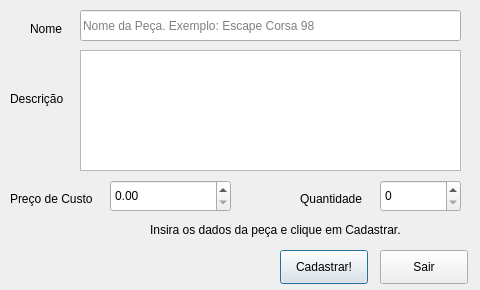
Above: Stock_Add_Part.ui from bedi1982/Oficina before the change. Below: the same form after it.
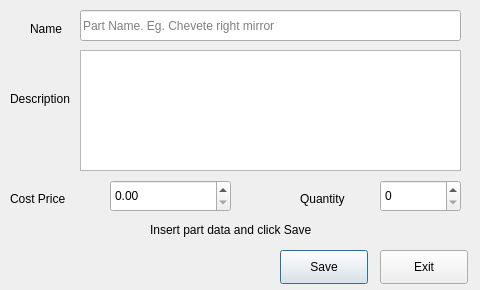
That is the form after the change.

```diff
--- a/Stock_Add_Part.ui
+++ b/Stock_Add_Part.ui
@@ -41,7 +41,7 @@
     </rect>
    </property>
    <property name="text">
-    <string>Cadastrar!</string>
+    <string>Save</string>
    </property>
   </widget>
   <widget class="QLabel" name="lbl_Emoticon">
@@ -67,7 +67,7 @@
     </rect>
    </property>
    <property name="text">
-    <string>Nome</string>
+    <string>Name</string>
    </property>
   </widget>
   <widget class="QLabel" name="lbl_Feedback">
@@ -80,7 +80,7 @@
     </rect>
    </property>
    <property name="text">
-    <string>Insira os dados da peça e clique em Cadastrar.</string>
+    <string>Insert part data and click Save</string>
    </property>
   </widget>
   <widget class="QLabel" name="lbl_Cidade">
@@ -93,7 +93,7 @@
     </rect>
    </property>
    <property name="text">
-    <string>Preço de Custo</string>
+    <string>Cost Price</string>
    </property>
   </widget>
   <widget class="QLabel" name="lbl_Descricao">
@@ -106,7 +106,7 @@
     </rect>
    </property>
    <property name="text">
-    <string>Descrição</string>
+    <string>Description</string>
    </property>
   </widget>
   <widget class="QLabel" name="lbl_Quantidade">
@@ -119,7 +119,7 @@
     </rect>
    </property>
    <property name="text">
-    <string>Quantidade</string>
+    <string>Quantity</string>
    </property>
   </widget>
   <widget class="QLineEdit" name="line_Name">
@@ -138,7 +138,7 @@
     <number>50</number>
    </property>
    <property name="placeholderText">
-    <string>Nome da Peça. Exemplo: Escape Corsa 98</string>
+    <string>Part Name. Eg. Chevete right mirror</string>
    </property>
   </widget>
   <widget class="QPushButton" name="btn_Exit">
@@ -151,7 +151,7 @@
     </rect>
    </property>
    <property name="text">
-    <string>Sair</string>
+    <string>Exit</string>
    </property>
   </widget>
   <widget class="QSpinBox" name="spin_Quantity">
```
Left out of the diff: 2 changed lines with no effect on the pictures.
